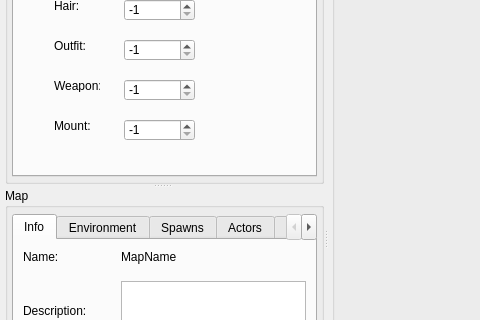
Old version of the form Editor/editor.ui in the repository LBALab/lbanet; both pictures show x 0 to 480 and y 207 to 527 of the 1009 by 870 pixel window.
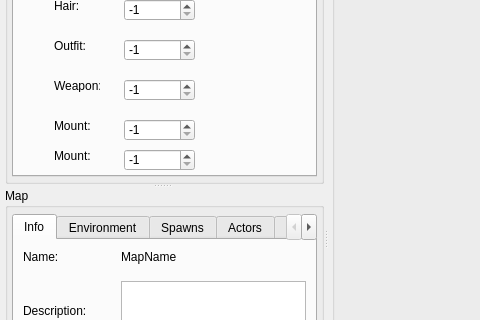
New version of the form. Icons and pictures are not drawn.

Diff of the .ui file:
```diff
--- a/Editor/editor.ui
+++ b/Editor/editor.ui
@@ -1215,6 +1215,35 @@
                     <string>Mount:</string>
                    </property>
                   </widget>
+                  <widget class="QSpinBox" name="spinBox_cmount2">
+                   <property name="geometry">
+                    <rect>
+                     <x>110</x>
+                     <y>280</y>
+                     <width>71</width>
+                     <height>22</height>
+                    </rect>
+                   </property>
+                   <property name="minimum">
+                    <number>-1</number>
+                   </property>
+                   <property name="value">
+                    <number>-1</number>
+                   </property>
+                  </widget>
+                  <widget class="QLabel" name="label_7">
+                   <property name="geometry">
+                    <rect>
+                     <x>40</x>
+                     <y>280</y>
+                     <width>46</width>
+                     <height>13</height>
+                    </rect>
+                   </property>
+                   <property name="text">
+                    <string>Mount:</string>
+                   </property>
+                  </widget>
                  </widget>
                 </widget>
                </item>
```
